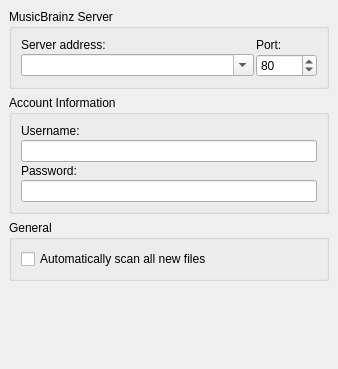
The window that ui/options_general.ui (metabrainz/picard) describes before a commit, drawn with Qt 5.
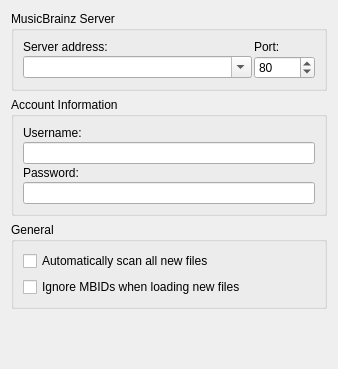
The same window after the commit.

Commit message: Add option to ignore MBIDs when dragging in files (PICARD-56)

```diff
--- a/ui/options_general.ui
+++ b/ui/options_general.ui
@@ -9,31 +9,20 @@
     <height>369</height>
    </rect>
   </property>
-  <layout class="QVBoxLayout" >
-   <property name="margin" >
-    <number>9</number>
-   </property>
-   <property name="spacing" >
-    <number>6</number>
-   </property>
+  <layout class="QVBoxLayout">
    <item>
     <widget class="QGroupBox" name="groupBox" >
      <property name="title" >
       <string>MusicBrainz Server</string>
      </property>
-     <layout class="QGridLayout" >
-      <property name="margin" >
-       <number>9</number>
-      </property>
-      <property name="spacing" >
+     <layout class="QGridLayout">
+      <property name="spacing">
        <number>2</number>
       </property>
-      <item row="1" column="0" >
-       <widget class="QComboBox" name="server_host" >
-        <property name="sizePolicy" >
-         <sizepolicy>
-          <hsizetype>7</hsizetype>
-          <vsizetype>0</vsizetype>
+      <item row="1" column="0">
+       <widget class="QComboBox" name="server_host">
+        <property name="sizePolicy">
+         <sizepolicy hsizetype="Expanding" vsizetype="Fixed">
           <horstretch>0</horstretch>
           <verstretch>0</verstretch>
          </sizepolicy>
@@ -50,15 +39,15 @@
         </property>
        </widget>
       </item>
-      <item row="1" column="1" >
-       <widget class="QSpinBox" name="server_port" >
-        <property name="maximum" >
-         <number>65535</number>
-        </property>
-        <property name="minimum" >
+      <item row="1" column="1">
+       <widget class="QSpinBox" name="server_port">
+        <property name="minimum">
          <number>1</number>
         </property>
-        <property name="value" >
+        <property name="maximum">
+         <number>65535</number>
+        </property>
+        <property name="value">
          <number>80</number>
         </property>
        </widget>
@@ -78,11 +67,8 @@
      <property name="title" >
       <string>Account Information</string>
      </property>
-     <layout class="QGridLayout" >
-      <property name="margin" >
-       <number>9</number>
-      </property>
-      <property name="spacing" >
+     <layout class="QGridLayout">
+      <property name="spacing">
        <number>2</number>
       </property>
       <item row="1" column="0" >
@@ -123,20 +109,21 @@
      <property name="title" >
       <string>General</string>
      </property>
-     <layout class="QVBoxLayout" >
-      <property name="margin" >
-       <number>9</number>
-      </property>
-      <property name="spacing" >
-       <number>2</number>
-      </property>
+     <layout class="QVBoxLayout" name="verticalLayout">
       <item>
-       <widget class="QCheckBox" name="analyze_new_files" >
-        <property name="text" >
+       <widget class="QCheckBox" name="analyze_new_files">
+        <property name="text">
          <string>Automatically scan all new files</string>
         </property>
        </widget>
       </item>
+      <item>
+       <widget class="QCheckBox" name="ignore_file_mbids">
+        <property name="text">
+         <string>Ignore MBIDs when loading new files</string>
+        </property>
+       </widget>
+      </item>
      </layout>
     </widget>
    </item>
```
Left out of the diff: 63 changed lines with no effect on the pictures. The commit also changes 3 other files.
